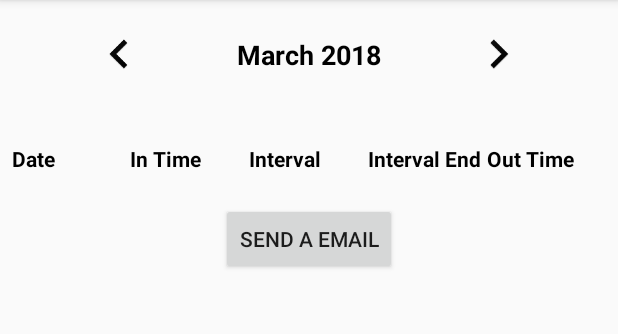
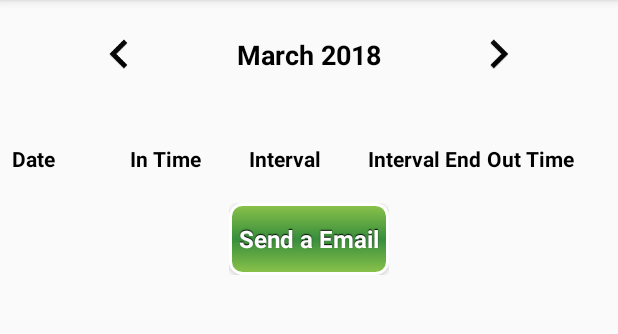
Before and after one commit to issuran/LogWorktime, an Android app: the ListLoggedWorktime screen opened directly, with no data from a screen before it, on a phone screen of 412 x 824 dp, the part 84-418 px from its top. Run offline under Robolectric (Android 15) with nearby library versions, the phone set to English and light mode, and no system bars; our stand-ins replace Firebase (no records; nobody signed in at launch, a user with empty details on screens opened directly); libraries missing offline, so code that uses them is left out: com.firebase.ui.

Commit message:
Added custom buttom lwt, edited toolbar to stay fix, refactored xml files

```diff
--- /dev/null
+++ b/app/src/main/res/drawable/button_disabled.xml
@@ -0,0 +1,17 @@
+<?xml version="1.0" encoding="utf-8"?>
+
+<shape xmlns:android="http://schemas.android.com/apk/res/android" android:shape="rectangle">
+    <gradient
+        android:startColor="#F2F2F2"
+        android:centerColor="#A4A4A4"
+        android:endColor="#F2F2F2"
+        android:angle="90"/>
+    <padding android:left="7dp"
+        android:top="7dp"
+        android:right="7dp"
+        android:bottom="7dp" />
+    <stroke
+        android:width="2dip"
+        android:color="#FFFFFF" />
+    <corners android:radius= "8dp" />
+</shape>
--- /dev/null
+++ b/app/src/main/res/drawable/button_enabled.xml
@@ -0,0 +1,17 @@
+<?xml version="1.0" encoding="utf-8"?>
+
+<shape xmlns:android="http://schemas.android.com/apk/res/android" android:shape="rectangle">
+    <gradient
+        android:startColor="@color/colorAccent"
+        android:centerColor="@color/colorPrimaryDark"
+        android:endColor="@color/colorAccent"
+        android:angle="90"/>
+    <padding android:left="7dp"
+        android:top="7dp"
+        android:right="7dp"
+        android:bottom="7dp" />
+    <stroke
+        android:width="2dip"
+        android:color="#FFFFFF" />
+    <corners android:radius= "8dp" />
+</shape>
--- /dev/null
+++ b/app/src/main/res/drawable/button_focused.xml
@@ -0,0 +1,17 @@
+<?xml version="1.0" encoding="utf-8"?>
+
+<shape xmlns:android="http://schemas.android.com/apk/res/android" android:shape="rectangle">
+    <gradient
+        android:startColor="#F7D358"
+        android:centerColor="#DF7401"
+        android:endColor="#F7D358"
+        android:angle="90"/>
+    <padding android:left="7dp"
+        android:top="7dp"
+        android:right="7dp"
+        android:bottom="7dp" />
+    <stroke
+        android:width="2dip"
+        android:color="#FFFFFF" />
+    <corners android:radius= "8dp" />
+</shape>
--- /dev/null
+++ b/app/src/main/res/drawable/button_lwt.xml
@@ -0,0 +1,18 @@
+<?xml version="1.0" encoding="utf-8"?>
+
+<selector xmlns:android="http://schemas.android.com/apk/res/android">
+    <item
+        android:state_enabled="false"
+        android:drawable="@drawable/button_disabled" />
+    <item
+        android:state_pressed="true"
+        android:state_enabled="true"
+        android:drawable="@drawable/button_pressed" />
+    <item
+        android:state_focused="true"
+        android:state_enabled="true"
+        android:drawable="@drawable/button_focused" />
+    <item
+        android:state_enabled="true"
+        android:drawable="@drawable/button_enabled" />
+</selector>
--- /dev/null
+++ b/app/src/main/res/drawable/button_pressed.xml
@@ -0,0 +1,15 @@
+<shape xmlns:android="http://schemas.android.com/apk/res/android" android:shape="rectangle">
+    <gradient
+        android:startColor="@color/colorPrimaryDark"
+        android:centerColor="@color/colorAccent"
+        android:endColor="@color/colorPrimaryDark"
+        android:angle="90"/>
+    <padding android:left="7dp"
+        android:top="7dp"
+        android:right="7dp"
+        android:bottom="7dp" />
+    <stroke
+        android:width="2dip"
+        android:color="#FFFFFF" />
+    <corners android:radius= "8dp" />
+</shape>
--- a/app/src/main/res/layout/list_logged_worktime_activity.xml
+++ b/app/src/main/res/layout/list_logged_worktime_activity.xml
@@ -2,7 +2,7 @@
     xmlns:app="http://schemas.android.com/apk/res-auto"
     xmlns:tools="http://schemas.android.com/tools"
     android:layout_width="match_parent"
-    android:layout_height="wrap_content"
+    android:layout_height="match_parent"
     android:orientation="vertical"
     android:focusableInTouchMode="true">
 
@@ -18,8 +18,10 @@
 
     <ScrollView
         android:layout_width="match_parent"
-        android:layout_height="match_parent"
-        tools:layout_editor_absoluteY="81dp">
+        android:layout_height="wrap_content"
+        tools:layout_editor_absoluteY="81dp"
+        android:layout_marginBottom="20dp"
+        android:paddingBottom="20dp">
 
         <android.support.constraint.ConstraintLayout
             android:layout_width="match_parent"
@@ -82,10 +84,11 @@
 
             </LinearLayout>
 
-            <ScrollView
+            <LinearLayout
                 android:layout_width="match_parent"
                 android:layout_height="wrap_content"
                 android:orientation="horizontal"
+                android:id="@+id/recyclerViewList"
                 app:layout_constraintTop_toBottomOf="@+id/titleRecyclerView2">
 
                 <android.support.v7.widget.RecyclerView
@@ -95,18 +98,36 @@
                     android:layout_marginTop="16dp">
 
                 </android.support.v7.widget.RecyclerView>
-            </ScrollView>
+            </LinearLayout>
+
+            <LinearLayout
+                android:layout_width="wrap_content"
+                android:layout_height="wrap_content"
+                android:layout_gravity="center_horizontal"
+                android:layout_marginStart="8dp"
+                android:layout_marginBottom="20dp"
+                android:layout_marginLeft="8dp"
+                android:layout_marginTop="20dp"
+                android:layout_marginEnd="8dp"
+                android:layout_marginRight="8dp"
+                android:orientation="horizontal"
+                app:layout_constraintEnd_toEndOf="parent"
+                app:layout_constraintStart_toStartOf="parent"
+                app:layout_constraintTop_toBottomOf="@+id/recyclerViewList">
+
+                <Button
+                    android:id="@+id/btSendEmail"
+                    style="@style/button_lwt"
+                    android:layout_width="wrap_content"
+                    android:layout_height="wrap_content"
+                    android:layout_gravity="center_horizontal"
+                    android:text="@string/send_to_me" />
+
+            </LinearLayout>
 
         </android.support.constraint.ConstraintLayout>
 
     </ScrollView>
 
-    <Button
-        android:layout_marginTop="20dp"
-        android:id="@+id/btSendEmail"
-        android:layout_gravity="center_horizontal"
-        android:layout_width="wrap_content"
-        android:layout_height="wrap_content"
-        android:text="@string/send_to_me" />
 
 </LinearLayout>
--- a/app/src/main/res/layout/log_time_activity.xml
+++ b/app/src/main/res/layout/log_time_activity.xml
@@ -1,13 +1,11 @@
-<ScrollView xmlns:android="http://schemas.android.com/apk/res/android"
+<LinearLayout xmlns:android="http://schemas.android.com/apk/res/android"
     xmlns:app="http://schemas.android.com/apk/res-auto"
     xmlns:tools="http://schemas.android.com/tools"
     android:layout_width="match_parent"
     android:layout_height="match_parent"
-    tools:layout_editor_absoluteY="81dp">
+    tools:layout_editor_absoluteY="81dp"
+    android:orientation="vertical">
 
-    <android.support.constraint.ConstraintLayout
-        android:layout_width="match_parent"
-        android:layout_height="match_parent">
 
     <android.support.v7.widget.Toolbar
         android:id="@+id/my_toolbar"
@@ -18,6 +16,17 @@
         android:elevation="4dp"
         android:theme="@style/ThemeOverlay.AppCompat.ActionBar"
         app:popupTheme="@style/ThemeOverlay.AppCompat.Light"/>
+
+
+    <ScrollView
+        android:layout_width="match_parent"
+        android:layout_height="match_parent"
+        tools:layout_editor_absoluteY="81dp">
+
+
+        <android.support.constraint.ConstraintLayout
+            android:layout_width="match_parent"
+            android:layout_height="match_parent">
 
             <TextView
                 android:id="@+id/txtUserName"
@@ -30,7 +39,7 @@
                 android:textStyle="bold"
                 android:typeface="normal"
                 app:layout_constraintStart_toStartOf="parent"
-            app:layout_constraintTop_toBottomOf="@+id/my_toolbar" />
+                app:layout_constraintTop_toBottomOf="parent" />
 
             <CalendarView
                 android:id="@+id/calendarView"
@@ -192,10 +201,14 @@
                     android:layout_height="50dp"
                     android:layout_gravity="center_horizontal"
                     android:text="@string/button_log_worktime"
-                android:textSize="12sp" />
+                    android:textSize="12sp"
+                    style="@style/button_lwt"/>
 
             </LinearLayout>
         </android.support.constraint.ConstraintLayout>
 
+    </ScrollView>
 
-</ScrollView>
+
+
+</LinearLayout>
--- a/app/src/main/res/values/styles.xml
+++ b/app/src/main/res/values/styles.xml
@@ -16,4 +16,18 @@
         <item name="windowNoTitle">true</item>
     </style>
 
+    <style name="button_lwt" parent="@android:style/Widget.Button">
+        <item name="android:gravity">center_vertical|center_horizontal</item>
+        <item name="android:textColor">#FFFFFFFF</item>
+        <item name="android:shadowColor">#FF000000</item>
+        <item name="android:shadowDx">0</item>
+        <item name="android:shadowDy">-1</item>
+        <item name="android:shadowRadius">0.2</item>
+        <item name="android:textSize">16dip</item>
+        <item name="android:textStyle">bold</item>
+        <item name="android:background">@drawable/button_lwt</item>
+        <item name="android:focusable">true</item>
+        <item name="android:clickable">true</item>
+    </style>
+
 </resources>
--- a/build.gradle
+++ b/build.gradle
@@ -7,7 +7,7 @@ buildscript {
         jcenter()
     }
     dependencies {
-        classpath 'com.android.tools.build:gradle:3.2.0-alpha04'
+        classpath 'com.android.tools.build:gradle:3.2.0-alpha07'
         classpath "org.jetbrains.kotlin:kotlin-gradle-plugin:$kotlin_version"
 
         // NOTE: Do not place your application dependencies here; they belong
```
Lines whose indentation alone changed are shown as unchanged.
